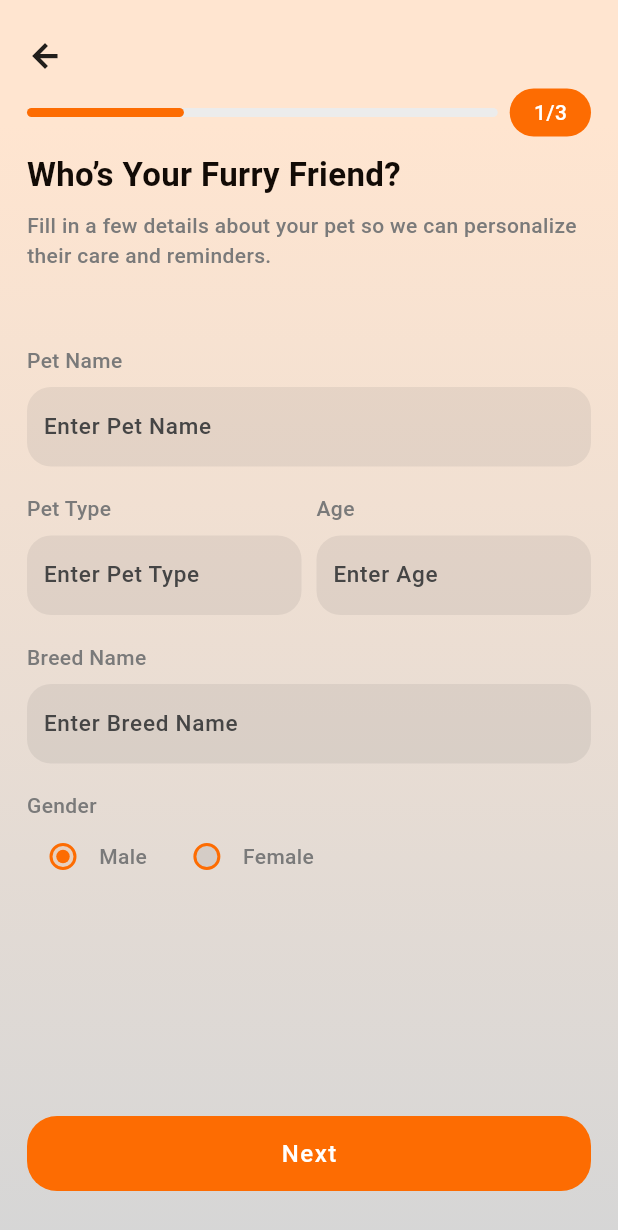
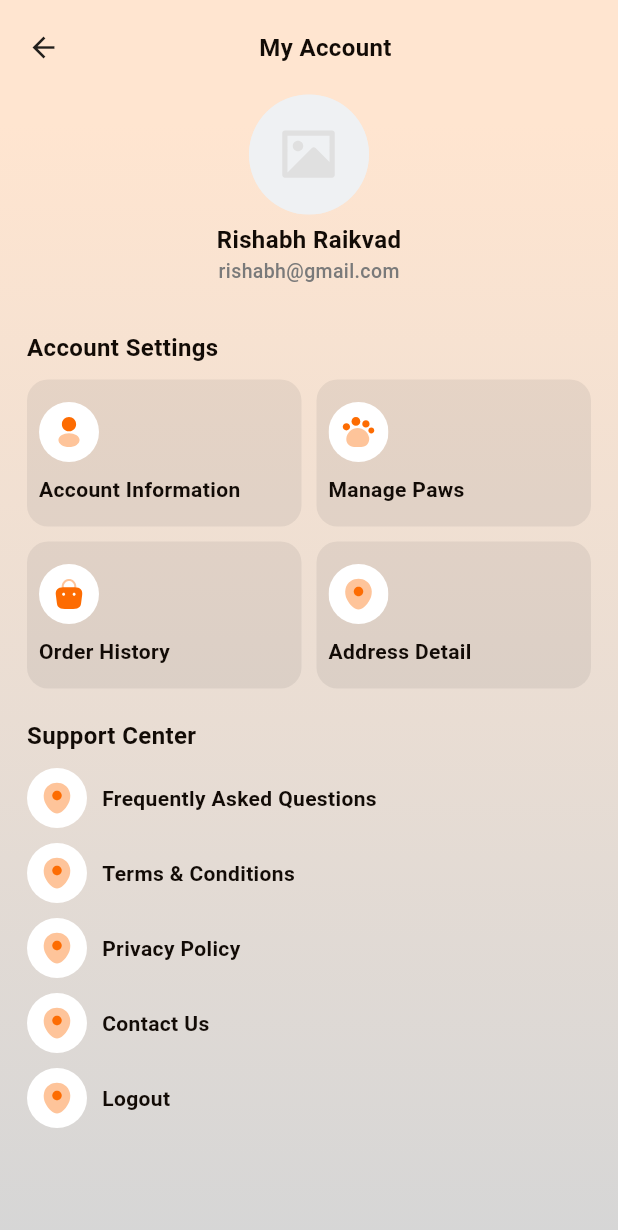
Before and after one commit to RishabRaikvad/paw-pal-flutter-mobile, a Flutter app: the DashBoardScreen screen opened by its route, after a tap on an icon or button, on a phone screen of 412 x 824 dp. Shown: the top 1230 px of the screen. Run offline on Flutter 3.47's test engine with Material 3 defaults, Android fonts, the phone set to English and light mode, and no system bars; drawn by our look-alikes of cached_network_image; our stand-ins replace bloc, cloud_firestore, dotted_line, equatable, firebase_auth, firebase_core and 10 more; missing offline and left inert: razorpay_flutter; accounts and stored records are empty; network calls fail.

Commit message:
design  my account screen

```diff
--- /dev/null
+++ b/devtools_options.yaml
@@ -0,0 +1,3 @@
+description: This file stores settings for Dart & Flutter DevTools.
+documentation: https://docs.flutter.dev/tools/devtools/extensions#configure-extension-enablement-states
+extensions:
--- a/lib/app.dart
+++ b/lib/app.dart
@@ -117,6 +117,7 @@ class _PawPalAppState extends State<PawPalApp> {
       ],
       child: MaterialApp.router(
         debugShowCheckedModeBanner: false,
+        //showPerformanceOverlay: true,
         title: AppStrings.appName,
         routeInformationProvider: AppRoutes.router.routeInformationProvider,
         routeInformationParser: AppRoutes.router.routeInformationParser,
--- /dev/null
+++ b/lib/bloc/myAccountBloc/my_account_cubit.dart
@@ -0,0 +1,8 @@
+import 'package:bloc/bloc.dart';
+import 'package:equatable/equatable.dart';
+
+part 'my_account_state.dart';
+
+class MyAccountCubit extends Cubit<MyAccountState> {
+  MyAccountCubit() : super(MyAccountInitial());
+}
--- /dev/null
+++ b/lib/bloc/myAccountBloc/my_account_state.dart
@@ -0,0 +1,10 @@
+part of 'my_account_cubit.dart';
+
+sealed class MyAccountState extends Equatable {
+  const MyAccountState();
+}
+
+final class MyAccountInitial extends MyAccountState {
+  @override
+  List<Object> get props => [];
+}
--- a/lib/bloc/profileBloc/profile_cubit.dart
+++ b/lib/bloc/profileBloc/profile_cubit.dart
@@ -10,8 +10,6 @@ import 'package:paw_pal_mobile/model/pet_fees_model.dart';
 import 'package:paw_pal_mobile/model/user_model.dart';
 import 'package:paw_pal_mobile/routes/routes.dart';
 import 'package:paw_pal_mobile/services/firebase_auth_service.dart';
-import 'package:razorpay_flutter/razorpay_flutter.dart';
-
 import '../../core/constant.dart';
 import '../../model/pet_model.dart';
 import '../../services/image_upload_service.dart';
--- a/lib/core/AppImages.dart
+++ b/lib/core/AppImages.dart
@@ -17,6 +17,10 @@ abstract class AppImages {
  static const String icBird = "assets/icons/ic_bird.svg";
  static const String icAdoptMe = "assets/icons/ic_adopt_me.svg";
  static const String icShop = "assets/icons/ic_shop.svg";
+ static const String icAccountInfo = "assets/icons/ic_account_info.svg";
+ static const String icManagePaw = "assets/icons/ic_manage_paw.svg";
+ static const String icOrderHistory = "assets/icons/ic_order_history.svg";
+ static const String icAddressDetail = "assets/icons/ic_address_detail.svg";
 
  static const String icUnselectedHome = "assets/icons/ic_unselected_home.svg";
  static const String icUnSelectedAdoption = "assets/icons/ic_unselected_adoption.svg";
@@ -29,7 +33,7 @@ abstract class AppImages {
  static const String icSelectedShop = "assets/icons/ic_selected_shop.svg";
 
 
-
+ static const String icAppIconPlaceholder = "assets/icons/ic_app_icon_placeholder.svg";
 
 
 
--- a/lib/routes/AppRoutes.dart
+++ b/lib/routes/AppRoutes.dart
@@ -4,6 +4,7 @@ import 'package:paw_pal_mobile/screens/authentication/login_screen.dart';
 import 'package:paw_pal_mobile/screens/authentication/otp_verification_screen.dart';
 import 'package:paw_pal_mobile/screens/dashborad/dash_borad_screen.dart';
 import 'package:paw_pal_mobile/screens/home/home_screen.dart';
+import 'package:paw_pal_mobile/screens/myAccount/my_account_screen.dart';
 import 'package:paw_pal_mobile/screens/onborading/address_screen.dart';
 import 'package:paw_pal_mobile/screens/onborading/pet_profile_screen.dart';
 import 'package:paw_pal_mobile/screens/onborading/setup_profile_screen.dart';
@@ -55,6 +56,11 @@ class AppRoutes {
         name: Routes.dashBoardScreen,
         builder: (context, state) => DashBoardScreen(),
       ),
+      GoRoute(
+        path: Routes.myAccountScreenPath,
+        name: Routes.myAccountScreen,
+        builder: (context, state) => MyAccountScreen(),
+      ),
     ],
   );
 
--- a/lib/routes/routes.dart
+++ b/lib/routes/routes.dart
@@ -7,7 +7,8 @@ class Routes {
   static const setupProfileScreenPath = '/setupProfileScreenPath';
   static const addressScreenPath = '/addressScreenPath';
   static const petProfileScreenPath = '/petProfileScreenPath';
-  static const dashBoardScreenPath = '/dashBoardScreen';
+  static const dashBoardScreenPath = '/dashBoardScreenPath';
+  static const myAccountScreenPath = '/myAccountScreenPath';
 
 
   // screen Name
@@ -19,6 +20,7 @@ class Routes {
   static const addressScreen = 'addressScreen';
   static const petProfileScreen = 'petProfileScreen';
   static const dashBoardScreen = 'dashBoardScreen';
+  static const myAccountScreen = 'myAccountScreen';
 
 
 
--- a/lib/screens/dashborad/dash_borad_screen.dart
+++ b/lib/screens/dashborad/dash_borad_screen.dart
@@ -64,15 +64,13 @@ class _DashBoardScreenState extends State<DashBoardScreen> {
           ValueListenableBuilder<int>(
             valueListenable: cubit.selectedTab,
             builder: (context, index, _) {
-              return AnimatedSwitcher(
-                duration: const Duration(milliseconds: 400),
-                transitionBuilder: (child, animation) {
-                  return FadeTransition(opacity: animation, child: child);
-                },
-                child: screens[index],
+              return IndexedStack(
+                index: index,
+                children: screens,
               );
             },
           ),
+
           Align(
             alignment: Alignment.bottomCenter,
             child: ValueListenableBuilder<int>(
--- a/lib/screens/home/home_screen.dart
+++ b/lib/screens/home/home_screen.dart
@@ -40,6 +40,14 @@ class _HomeScreenState extends State<HomeScreen> {
     super.initState();
     dashboardCubit = context.read<DashboardCubit>();
   }
+
+  @override
+  void dispose() {
+    searchController.dispose();
+    selectedPetCategory.dispose();
+    super.dispose();
+  }
+
 
   @override
   Widget build(BuildContext context) {
@@ -93,27 +101,17 @@ class _HomeScreenState extends State<HomeScreen> {
     return Row(
       children: [
         CircleAvatar(
-          radius: 22,
+          radius: 25,
           backgroundColor: Colors.grey.shade200,
           child: ClipOval(
-            child: CachedNetworkImage(
-              imageUrl: 'https://i.pravatar.cc/150?img=3',
+            child: commonNetworkImage(
+              imageUrl: "https://i.pravatar.cc/150?img=3",
+              height: 80,
               width: 80,
-              height: 80,
-              fit: BoxFit.cover,
-              placeholder: (context, url) => Center(
-                child: SizedBox(
-                  width: 24,
-                  height: 24,
-                  child: CircularProgressIndicator(strokeWidth: 2),
-                ),
-              ),
-              errorWidget: (context, url, error) =>
-                  Icon(Icons.person, size: 40, color: Colors.grey),
             ),
           ),
         ),
-        SizedBox(width: 10),
+       const SizedBox(width: 10),
         Column(
           crossAxisAlignment: CrossAxisAlignment.start,
           children: [
@@ -130,12 +128,13 @@ class _HomeScreenState extends State<HomeScreen> {
             ),
           ],
         ),
-        Spacer(),
+       const Spacer(),
         GestureDetector(
           onTap: () {
-            context.read<ProfileCubit>().resetPetData();
-            context.read<ProfileCubit>().addMorePet = true;
-            context.pushNamed(Routes.petProfileScreen);
+            // context.read<ProfileCubit>().resetPetData();
+            // context.read<ProfileCubit>().addMorePet = true;
+             context.pushNamed(Routes.myAccountScreen);
+
           },
           child: SvgPicture.asset(AppImages.icSetting),
         ),
@@ -145,34 +144,33 @@ class _HomeScreenState extends State<HomeScreen> {
 
   Widget buildPetCategoryView() {
     const int maxVisibleItems = 6;
+    bool hasMore = listCategory.length > maxVisibleItems;
+    int visibleItemCount = hasMore ? maxVisibleItems : listCategory.length;
 
-    bool hasMore = listCategory.length > maxVisibleItems;
-
-    int visibleItemCount = hasMore ? maxVisibleItems : listCategory.length;
     return Column(
       crossAxisAlignment: CrossAxisAlignment.start,
       children: [
         sectionHeaderWithSeeAll(
           title: "Find What You Need",
-          onTap: () {
-            dashboardCubit.onTabChange(1);
-          },
+          onTap: () => dashboardCubit.onTabChange(1),
         ),
-        SizedBox(height: 20),
+        const SizedBox(height: 20),
+
         SizedBox(
           height: 100,
-          child: ValueListenableBuilder(
-            valueListenable: selectedPetCategory,
-            builder: (context, selected, child) {
-              return ListView.builder(
+          child: ListView.builder(
             scrollDirection: Axis.horizontal,
             itemCount: visibleItemCount,
             itemBuilder: (context, index) {
-                  bool isLastCategory = hasMore && index == maxVisibleItems - 1;
               final category = listCategory[index];
+              final isLastCategory = hasMore && index == maxVisibleItems - 1;
+
+              return ValueListenableBuilder<int>(
+                valueListenable: selectedPetCategory,
+                builder: (context, selected, child) {
                   final isSelected = selected == index;
+
                   return Column(
-                    crossAxisAlignment: CrossAxisAlignment.center,
                     children: [
                       GestureDetector(
                         onTap: () {
@@ -183,7 +181,7 @@ class _HomeScreenState extends State<HomeScreen> {
                           }
                         },
                         child: Container(
-                          margin: EdgeInsets.only(right: 15),
+                          margin: const EdgeInsets.only(right: 15),
                           width: 50,
                           height: 50,
                           decoration: BoxDecoration(
@@ -194,11 +192,7 @@ class _HomeScreenState extends State<HomeScreen> {
                           ),
                           child: Center(
                             child: isLastCategory
-                                ? Icon(
-                                    Icons.add,
-                                    size: 26,
-                                    color: AppColors.grey,
-                                  )
+                                ? const Icon(Icons.add, size: 26)
                                 : SvgPicture.asset(
                               category.img,
                               width: 26,
@@ -215,7 +209,7 @@ class _HomeScreenState extends State<HomeScreen> {
                       ),
                       const SizedBox(height: 8),
                       Padding(
-                        padding: const EdgeInsets.only(right: 15.0),
+                        padding: const EdgeInsets.only(right: 15),
                         child: commonTitle(
                           title: isLastCategory ? "More" : category.name,
                           fontSize: 13,
@@ -261,7 +255,7 @@ class _HomeScreenState extends State<HomeScreen> {
             dashboardCubit.onTabChange(2);
           },
         ),
-        SizedBox(height: 20),
+       const SizedBox(height: 20),
       ],
     );
   }
@@ -286,7 +280,7 @@ class _HomeScreenState extends State<HomeScreen> {
       crossAxisAlignment: CrossAxisAlignment.start,
       children: [
         sectionHeaderWithSeeAll(title: "Watch & Learn", onTap: () {}),
-        SizedBox(height: 10),
+        const SizedBox(height: 10),
       ],
     );
   }
--- /dev/null
+++ b/lib/screens/myAccount/my_account_screen.dart
@@ -0,0 +1,191 @@
+import 'package:flutter/material.dart';
+import 'package:flutter_svg/flutter_svg.dart';
+import 'package:paw_pal_mobile/core/AppImages.dart';
+import 'package:paw_pal_mobile/utils/widget_helper.dart';
+
+import '../../core/AppColors.dart';
+import '../../utils/commonWidget/gradient_background.dart';
+
+class MyAccountScreen extends StatefulWidget {
+  const MyAccountScreen({super.key});
+
+  @override
+  State<MyAccountScreen> createState() => _MyAccountScreenState();
+}
+
+class _MyAccountScreenState extends State<MyAccountScreen> {
+  @override
+  Widget build(BuildContext context) {
+    return Scaffold(
+      backgroundColor: Colors.transparent,
+      body: GradientBackground(child: mainView()),
+    );
+  }
+
+  Widget mainView() {
+    return SafeArea(
+      child: Padding(
+        padding: const EdgeInsets.symmetric(horizontal: 18.0,),
+        child: Column(
+          crossAxisAlignment: CrossAxisAlignment.start,
+          children: [
+            const SizedBox(height: 20,),
+            commonBackWithHeader(
+              context: context,
+              title: "My Account",
+              isShowTitle: true,
+            ),
+            Flexible(
+              child: CustomScrollView(
+                slivers: [
+                  SliverToBoxAdapter(child: const SizedBox(height: 20)),
+                  SliverToBoxAdapter(
+                    child: Align(
+                      alignment: Alignment.center,
+                      child: profileView(),
+                    ),
+                  ),
+                  SliverToBoxAdapter(child: const SizedBox(height: 30)),
+                  SliverToBoxAdapter(child: accountSettingView()),
+                  SliverToBoxAdapter(child: const SizedBox(height: 20)),
+                  SliverToBoxAdapter(child: supportCenterView()),
+                ],
+              ),
+            ),
+          ],
+        ),
+      ),
+    );
+  }
+
+  Widget profileView() {
+    return Column(
+      crossAxisAlignment: CrossAxisAlignment.center,
+      children: [
+        CircleAvatar(
+          radius: 40,
+          backgroundColor: Colors.grey.shade200,
+          child: ClipOval(
+            child: commonNetworkImage(
+              imageUrl: "https://i.pravatar.cc/150?img=3",
+            ),
+          ),
+        ),
+        SizedBox(height: 5),
+        commonTitle(
+          title: "Rishabh Raikvad",
+          fontSize: 16,
+          fontWeight: FontWeight.w700,
+        ),
+        commonTitle(
+          title: "rishabh@gmail.com",
+          fontSize: 13,
+          color: AppColors.grey,
+          textAlign: TextAlign.start,
+        ),
+      ],
+    );
+  }
+
+  Widget accountSettingView() {
+    return Column(
+      crossAxisAlignment: CrossAxisAlignment.start,
+      children: [
+        commonTitle(
+          title: "Account Settings",
+          fontSize: 16,
+          fontWeight: FontWeight.w600,
+        ),
+        const SizedBox(height: 10),
+        Row(
+          spacing: 10,
+          children: [
+            Expanded(
+              child: buildCardView(
+                icon: AppImages.icAccountInfo,
+                title: "Account Information",
+              ),
+            ),
+            Expanded(
+              child: buildCardView(
+                icon: AppImages.icManagePaw,
+                title: "Manage Paws",
+              ),
+            ),
+          ],
+        ),
+        const SizedBox(height: 10),
+        Row(
+          spacing: 10,
+          children: [
+            Expanded(
+              child: buildCardView(
+                icon: AppImages.icOrderHistory,
+                title: "Order History",
+              ),
+            ),
+            Expanded(
+              child: buildCardView(
+                icon: AppImages.icAddressDetail,
+                title: "Address Detail",
+              ),
+            ),
+          ],
+        ),
+      ],
+    );
+  }
+
+  Widget supportCenterView(){
+    return Column(
+      spacing: 10,
+      crossAxisAlignment: CrossAxisAlignment.start,
+      children: [
+        commonTitle(title: "Support Center",fontSize: 16,fontWeight: FontWeight.w600),
+        buildSupportCenterTitleView(icon: AppImages.icAddressDetail, title: "Frequently Asked Questions"),
+        buildSupportCenterTitleView(icon: AppImages.icAddressDetail, title: "Terms & Conditions"),
+        buildSupportCenterTitleView(icon: AppImages.icAddressDetail, title: "Privacy Policy"),
+        buildSupportCenterTitleView(icon: AppImages.icAddressDetail, title: "Contact Us"),
+        buildSupportCenterTitleView(icon: AppImages.icAddressDetail, title: "Logout"),
+        const SizedBox(height: 10,),
+      ],
+    );
+  }
+
+  Widget buildCardView({required String icon, required String title}) {
+    return Container(
+      width: double.infinity,
+      decoration: BoxDecoration(
+        color: AppColors.inputBgColor.withValues(alpha: 0.1),
+        borderRadius: BorderRadius.circular(14),
+      ),
+      child: Padding(
+        padding: const EdgeInsets.symmetric(horizontal: 8.0, vertical: 15),
+        child: Column(
+          spacing: 8,
+          crossAxisAlignment: CrossAxisAlignment.start,
+          children: [
+            RepaintBoundary(child: SvgPicture.asset(icon)),
+            commonTitle(
+              title: title,
+              fontWeight: FontWeight.w600,
+              fontSize: 14,
+              maxLines: 1,
+              overFlow: TextOverflow.ellipsis,
+            ),
+          ],
+        ),
+      ),
+    );
+  }
+
+  Widget buildSupportCenterTitleView({required String icon,required String title}){
+    return Row(
+      spacing: 10,
+      children: [
+        RepaintBoundary(child: SvgPicture.asset(icon),),
+        commonTitle(title: title,fontWeight: FontWeight.w600,fontSize: 14)
+      ],
+    );
+  }
+}
--- a/lib/screens/onborading/address_screen.dart
+++ b/lib/screens/onborading/address_screen.dart
@@ -43,7 +43,7 @@ class _AddressScreenState extends State<AddressScreen> {
             crossAxisAlignment: CrossAxisAlignment.start,
             children: [
               SizedBox(height: 25),
-              commonBack(context),
+              commonBackWithHeader(context: context),
               SizedBox(height: 30),
               commonTitle(
                 title: AppStrings.whereAreYouLocated,
--- a/lib/screens/onborading/pet_profile_screen.dart
+++ b/lib/screens/onborading/pet_profile_screen.dart
@@ -50,7 +50,7 @@ class _PetProfileScreenState extends State<PetProfileScreen> {
           crossAxisAlignment: CrossAxisAlignment.start,
           children: [
             SizedBox(height: 25),
-            commonBack(context),
+            commonBackWithHeader(context: context),
             SizedBox(height: 10),
             stepperView(),
             SizedBox(height: 10),
--- a/lib/screens/splash/splash_screen.dart
+++ b/lib/screens/splash/splash_screen.dart
@@ -22,26 +22,32 @@ class _SplashScreenState extends State<SplashScreen> {
   @override
   void initState() {
     super.initState();
-    navigateToScreen();
+    WidgetsBinding.instance.addPostFrameCallback((_) {
+      checkAuth();
+    });
   }
 
   @override
   Widget build(BuildContext context) {
     return Scaffold(
       body: GradientBackground(
-        child: Center(child: SvgPicture.asset(AppImages.icSplash)),
+        child: Center(child: RepaintBoundary(child: SvgPicture.asset(AppImages.icSplash))),
       ),
     );
   }
 
-  void navigateToScreen() {
-    Future.delayed(Duration(seconds: 4), () {
-      checkAuth();
-    });
-  }
+  // void navigateToScreen() {
+  //   Future.delayed(Duration(microseconds: 800), () {
+  //     WidgetsBinding.instance.addPostFrameCallback((_) {
+  //       checkAuth();
+  //     });
+  //   });
+  // }
 
   Future<void> checkAuth() async {
     User? user = FirebaseAuth.instance.currentUser;
+    await Future.delayed(const Duration(milliseconds: 800));
+    if(!mounted) return;
     if (user == null) {
       context.goNamed(Routes.welcomeScreen);
     } else {
--- a/lib/utils/widget_helper.dart
+++ b/lib/utils/widget_helper.dart
@@ -152,14 +152,29 @@ Widget commonTextFieldWithLabel({
   );
 }
 
-Widget commonBack(BuildContext context) {
+Widget commonBackWithHeader({
+  required BuildContext context,
+  String? title,
+  bool isShowTitle = false,
+}) {
   return GestureDetector(
     onTap: () {
       context.pop();
     },
-    child: Icon(Icons.arrow_back, fontWeight: FontWeight.w700),
+    child: Row(
+      children: [
+        Icon(
+          Icons.arrow_back,
+          size: 22,
+        ),
+
+        if (isShowTitle)
+          Expanded(child: commonTitle(title: title ?? "",fontSize: 16,fontWeight: FontWeight.w600)),
+      ],
+    ),
   );
 }
+
 
 Widget commonOutLineButtonView({
   required BuildContext context,
@@ -254,37 +269,39 @@ Widget commonDottedLine() {
   );
 }
 
-// Widget commonNetworkImage({
-//   required String imageUrl,
-//   double? width,
-//   double? height,
-//   BoxFit fit = BoxFit.contain,
-//   double borderRadius = 0,
-//   String? placeholderImage,
-//   String? errorImage,
-// }) {
-//   return ClipRRect(
-//     borderRadius: BorderRadius.circular(borderRadius),
-//     child: CachedNetworkImage(
-//       imageUrl: imageUrl,
-//       width: width,
-//       height: height,
-//       fit: fit,
-//       placeholder: (context, url) => SvgPicture.asset(
-//         AppImages.icAppIconPlaceholder,
-//         width: width,
-//         height: height,
-//         fit: BoxFit.contain,
-//       ),
-//       errorWidget: (context, url, error) => SvgPicture.asset(
-//         AppImages.icAppIconPlaceholder,
-//         width: width,
-//         height: height,
-//         fit: BoxFit.contain,
-//       ),
-//     ),
-//   );
-// }
+Widget commonNetworkImage({
+  required String imageUrl,
+  double? width,
+  double? height,
+  BoxFit fit = BoxFit.cover,
+  double borderRadius = 0,
+  String? placeholderImage,
+  String? errorImage,
+}) {
+  return ClipRRect(
+    borderRadius: BorderRadius.circular(borderRadius),
+    child: CachedNetworkImage(
+      imageUrl: imageUrl,
+      width: width,
+      height: height,
+      fit: fit,
+      placeholder: (context, url) =>
+          SvgPicture.asset(
+            AppImages.icAppIconPlaceholder,
+            width: width,
+            height: height,
+            fit: BoxFit.contain,
+          ),
+      errorWidget: (context, url, error) =>
+          SvgPicture.asset(
+            AppImages.icAppIconPlaceholder,
+            width: width,
+            height: height,
+            fit: BoxFit.contain,
+          ),
+    ),
+  );
+}
 
 Widget commonSearchBar({
   required TextEditingController controller,
@@ -332,18 +349,21 @@ Widget commonPetCareVideoCard(int index) {
     child: Column(
       crossAxisAlignment: CrossAxisAlignment.start,
       children: [
-        ClipRRect(
-          borderRadius: BorderRadius.circular(10),
-          child: CachedNetworkImage(
-            imageUrl:
-            "https://loremflickr.com/500/500/pet,grooming?lock=${index + 1}",
-            fit: BoxFit.cover,
-            width: double.infinity,
-            height: 200,
-            placeholder: (_, __) =>
-            const Center(child: CircularProgressIndicator()),
-          ),
-        ),
+        commonNetworkImage(
+            imageUrl: "https://loremflickr.com/500/500/pet,grooming?lock=${index +
+                1}", width: double.infinity, height: 200,borderRadius: 10),
+        // ClipRRect(
+        //   borderRadius: BorderRadius.circular(10),
+        //   child: CachedNetworkImage(
+        //     imageUrl:
+        //         "https://loremflickr.com/500/500/pet,grooming?lock=${index + 1}",
+        //     fit: BoxFit.cover,
+        //     width: double.infinity,
+        //     height: 200,
+        //     placeholder: (_, __) =>
+        //         const Center(child: CircularProgressIndicator()),
+        //   ),
+        // ),
         SizedBox(height: 10),
         Row(
           spacing: 10,
@@ -372,10 +392,7 @@ Widget commonPetCareVideoCard(int index) {
                         fontWeight: FontWeight.w400,
                         color: AppColors.grey,
                       ),
-                      CircleAvatar(
-                        backgroundColor: AppColors.grey,
-                        radius: 3,
-                      ),
+                      CircleAvatar(backgroundColor: AppColors.grey, radius: 3),
                       commonTitle(
                         title: "5:12 min",
                         fontSize: 14,
@@ -427,16 +444,9 @@ Widget commonProductCard(int index) {
                       borderRadius: BorderRadius.circular(20),
                     ),
                     padding: const EdgeInsets.all(16),
-                    child: ClipRRect(
-                      borderRadius: BorderRadius.circular(10),
-                      child: CachedNetworkImage(
-                        imageUrl:
-                        "https://loremflickr.com/500/500/pet,grooming?lock=${index + 1}",
-                        fit: BoxFit.cover, // FULL WIDTH IMAGE
-                        placeholder: (_, __) =>
-                        const Center(child: CircularProgressIndicator()),
-                      ),
-                    ),
+                    child: commonNetworkImage(
+                        imageUrl: "https://loremflickr.com/500/500/pet,grooming?lock=${index +
+                            1}", borderRadius: 10),
                   ),
                 ),
 
@@ -529,18 +539,11 @@ Widget commonPetCard(int index) {
             child: Stack(
               clipBehavior: Clip.none,
               children: [
-                ClipRRect(
-                  borderRadius: BorderRadius.circular(20),
-                  child: AspectRatio(
+                AspectRatio(
                   aspectRatio: 1.1,
-                    child: CachedNetworkImage(
-                      imageUrl:
-                      "https://placedog.net/500/500?id=${index + 1}",
-                      fit: BoxFit.cover,
-                      width: double.infinity,
-                      placeholder: (_, __) =>
-                      const Center(child: CircularProgressIndicator()),
-                    ),
+                  child: commonNetworkImage(
+                    imageUrl: "https://placedog.net/500/500?id=${index + 1}",
+                    borderRadius: 20,
                   ),
                 ),
                 Positioned(
@@ -596,16 +599,15 @@ Widget commonPetCard(int index) {
   );
 }
 
-Widget sectionHeaderWithSeeAll({required String title,required VoidCallback onTap}){
+Widget sectionHeaderWithSeeAll({
+  required String title,
+  required VoidCallback onTap,
+}) {
   return Row(
     mainAxisAlignment: MainAxisAlignment.spaceBetween,
     children: [
-      commonTitle(
-        title: title,
-        fontWeight: FontWeight.w600,
-        fontSize: 16,
-      ),
-      commonSeeAllText(onTap:onTap),
+      commonTitle(title: title, fontWeight: FontWeight.w600, fontSize: 16),
+      commonSeeAllText(onTap: onTap),
     ],
   );
 }
```
Also changed, not shown: assets/icons/ic_account_info.svg (added), assets/icons/ic_address_detail.svg (added), assets/icons/ic_app_icon_placeholder.svg (added), assets/icons/ic_manage_paw.svg (added), assets/icons/ic_order_history.svg (added). Lines whose indentation alone changed are shown as unchanged.
